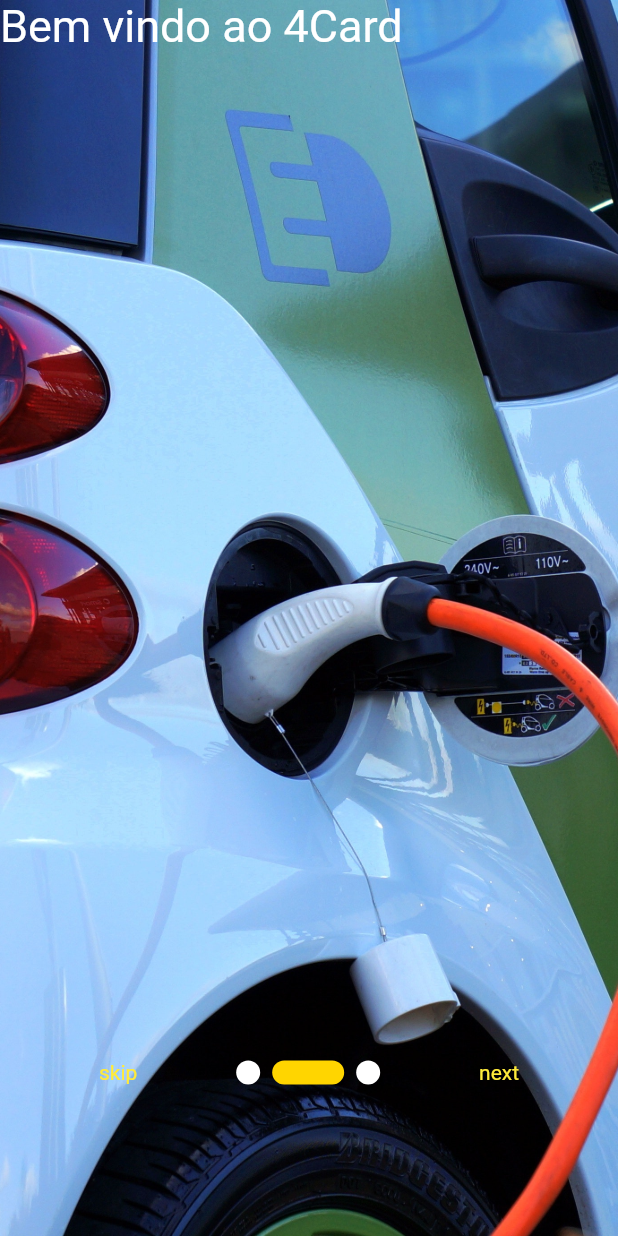
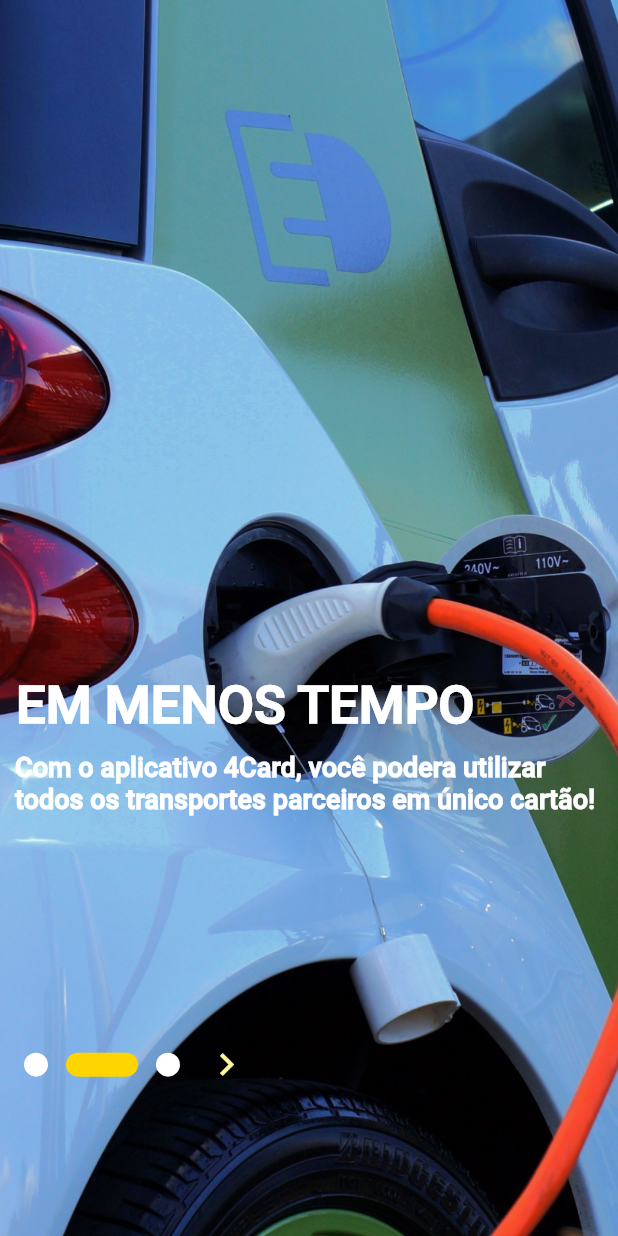
Before and after one commit to HenriqueRodriguesOliveira/4Card, a Flutter app: the Splash screen opened directly, swiped to page 2, on a phone screen of 412 x 824 dp. Run offline on Flutter 3.47's test engine with Material 2 defaults, Android fonts, the phone set to English and light mode, and no system bars; drawn by our look-alikes of smooth_page_indicator; our stand-ins replace shared_preferences; accounts and stored records are empty.

Commit message:
Correção

```diff
--- a/lib/main.dart
+++ b/lib/main.dart
@@ -15,7 +15,7 @@ class MyApp extends StatelessWidget {
   Widget build(BuildContext context) {
     return MaterialApp(
       title: 'Startup Name Generator',
-      home: Home(),
+      home: Splash(),
       theme: ThemeData(fontFamily: 'Roboto'),
     );
   }
--- a/lib/screens/splash.dart
+++ b/lib/screens/splash.dart
@@ -41,20 +41,16 @@ class _SplashState extends State<Splash> {
 
           // dot indicators
           Container(
+              padding: EdgeInsets.only(right: 230),
               alignment: Alignment(0, 0.75),
               child: Row(
                 mainAxisAlignment: MainAxisAlignment.spaceEvenly,
                 children: [
-                  GestureDetector(
-                    onTap: () {
-                      _controller.jumpToPage(2);
-                    },
-                    child: Text('skip', style: TextStyle(color: Colors.yellow)),
-                  ),
                   SmoothPageIndicator(
                       controller: _controller,
                       count: 3,
                       effect: ExpandingDotsEffect(
+                          spacing: 12,
                           dotColor: Colors.white,
                           activeDotColor: Color.fromARGB(255, 255, 213, 0))),
                   onLastPage
@@ -65,10 +61,8 @@ class _SplashState extends State<Splash> {
                               return LoginScreen();
                             }));
                           },
-                          child: Text(
-                            'done',
-                            style: TextStyle(color: Colors.yellow),
-                          ),
+                          child: Icon(Icons.close,
+                              color: Colors.yellow[200], size: 30),
                         )
                       : GestureDetector(
                           onTap: () {
@@ -76,8 +70,11 @@ class _SplashState extends State<Splash> {
                                 duration: Duration(milliseconds: 500),
                                 curve: Curves.easeIn);
                           },
-                          child: Text('next',
-                              style: TextStyle(color: Colors.yellow)),
+                          child: Icon(
+                            Icons.navigate_next,
+                            color: Colors.yellow[200],
+                            size: 30,
+                          ),
                         )
                 ],
               )),
--- a/lib/screens/telas_screens/tela_screen1.dart
+++ b/lib/screens/telas_screens/tela_screen1.dart
@@ -10,9 +10,9 @@ class screen1 extends StatelessWidget {
       child: Column(
         children: [
           Padding(
-            padding: const EdgeInsets.only(top: 400.0, right: 20.0),
+            padding: const EdgeInsets.only(top: 450.0, right: 30.0),
             child: Center(
-              child: Text('BEM VINDO AO 4CARD!',
+              child: Text('BEM VINDO AO 4CARD',
                   style: TextStyle(
                       color: Colors.white,
                       fontSize: 35,
--- a/lib/screens/telas_screens/tela_screen2.dart
+++ b/lib/screens/telas_screens/tela_screen2.dart
@@ -7,15 +7,31 @@ class screen2 extends StatelessWidget {
       decoration: BoxDecoration(
           image: DecorationImage(
               image: AssetImage("assets/splash-2.jpg"), fit: BoxFit.cover)),
-      child: Container(
-          child: Text(
-        "Bem vindo ao 4Card",
-        style: TextStyle(
-          color: Colors.white,
-          fontSize: 30,
-        ),
-        textAlign: TextAlign.left,
-      )),
+      child: Column(
+        children: [
+          Padding(
+            padding: const EdgeInsets.only(top: 450.0, right: 85.0),
+            child: Center(
+              child: Text('EM MENOS TEMPO',
+                  style: TextStyle(
+                      color: Colors.white,
+                      fontSize: 35,
+                      fontWeight: FontWeight.bold)),
+            ),
+          ),
+          Padding(
+            padding: const EdgeInsets.only(top: 10.0, left: 10),
+            child: Container(
+              child: Text(
+                  'Com o aplicativo 4Card, você podera utilizar todos os transportes parceiros em único cartão!',
+                  style: TextStyle(
+                      color: Colors.white,
+                      fontSize: 18,
+                      fontWeight: FontWeight.bold)),
+            ),
+          ),
+        ],
+      ),
     );
   }
 }
--- a/lib/util/job_card.dart
+++ b/lib/util/job_card.dart
@@ -57,7 +57,7 @@ class JobCard extends StatelessWidget {
                   padding: const EdgeInsets.only(top: 8.0),
                   child: Text(
                     jobTitle,
-                    style: TextStyle(fontWeight: FontWeight.bold, fontSize: 24),
+                    style: TextStyle(fontSize: 24),
                   ),
                 ),
                 Text(
--- a/pubspec.yaml
+++ b/pubspec.yaml
@@ -92,7 +92,7 @@ flutter:
   fonts:
    - family: Roboto
      fonts:
-      - asset: fonts/Roboto-Medium.ttf
+      - asset: assets/fonts/Roboto-Medium.ttf
   #       - asset: fonts/Schyler-Italic.ttf
   #         style: italic
   #   - family: Trajan Pro
```
Also changed, not shown: lib/screens/home.dart (+9 -6 lines), lib/screens/telas_screens/tela_screen3.dart (+25 -0 lines), assets/splash-1.jpg, assets/splash-2.jpg, assets/splash-3.jpg.
